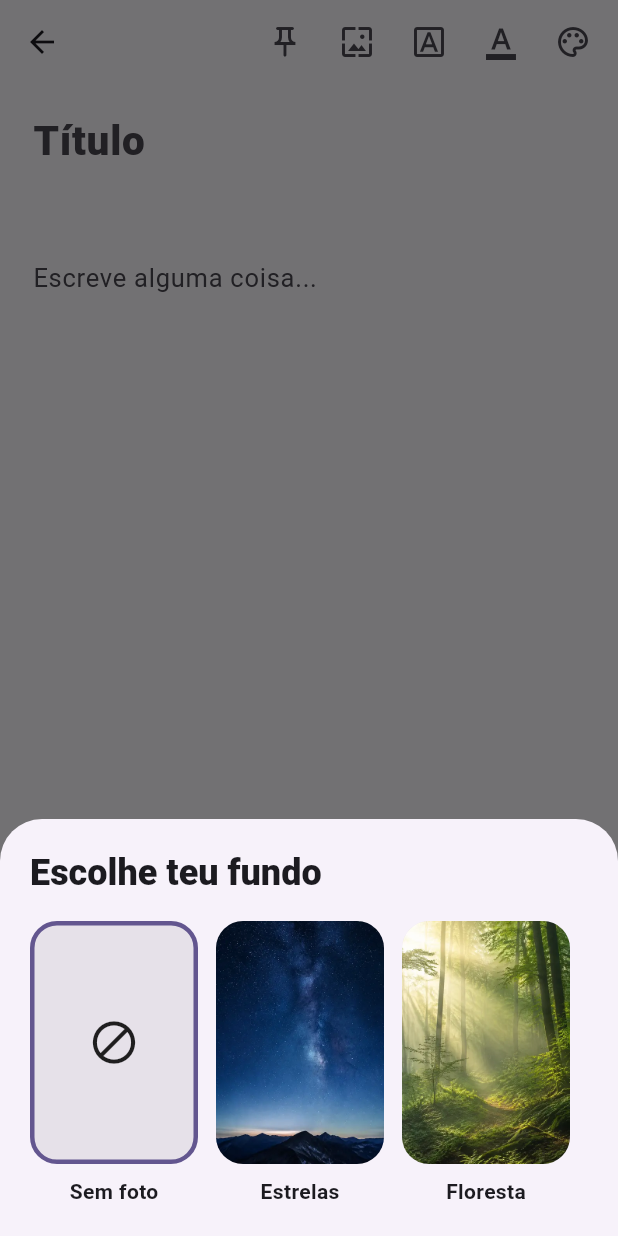
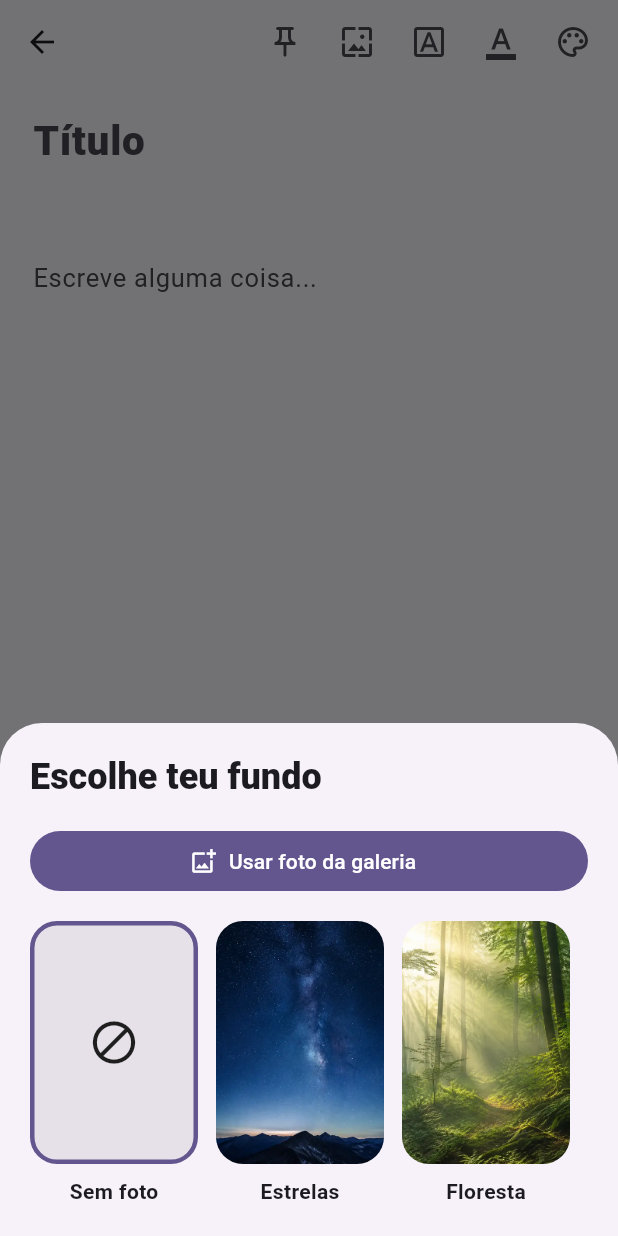
Before and after one commit to Jtcharizard/Noto-Bloco-de-notas, a Flutter app: the EditorPage screen opened directly with empty values, after a tap on the "now wallpaper" icon, on a phone screen of 412 x 824 dp. Run offline on Flutter 3.47's test engine with Material 3 defaults, Android fonts, the phone set to English and light mode, and no system bars; our stand-ins replace image_picker, shared_preferences; accounts and stored records are empty.

Commit message:
Permitir wallpaper próprio em cada nota

```diff
--- a/lib/main.dart
+++ b/lib/main.dart
@@ -1,12 +1,15 @@
 import 'dart:convert';
+import 'dart:io';
 import 'package:flutter/material.dart';
+import 'package:image_picker/image_picker.dart';
 import 'package:intl/intl.dart';
+import 'package:path_provider/path_provider.dart';
 import 'package:shared_preferences/shared_preferences.dart';
 
 void main() => runApp(const NotesApp());
 
 class Note {
-  Note({required this.id, required this.title, required this.body, required this.updatedAt, this.color = 0, this.pinned = false, this.wallpaper = 0, this.textColor = 0, this.font = 0});
+  Note({required this.id, required this.title, required this.body, required this.updatedAt, this.color = 0, this.pinned = false, this.wallpaper = 0, this.customWallpaper, this.textColor = 0, this.font = 0});
   final String id;
   String title;
   String body;
@@ -14,11 +17,19 @@ class Note {
   int color;
   bool pinned;
   int wallpaper;
+  String? customWallpaper;
   int textColor;
   int font;
 
-  Map<String, dynamic> toJson() => {'id': id, 'title': title, 'body': body, 'updatedAt': updatedAt.toIso8601String(), 'color': color, 'pinned': pinned, 'wallpaper': wallpaper, 'textColor': textColor, 'font': font};
-  factory Note.fromJson(Map<String, dynamic> j) => Note(id: j['id'], title: j['title'] ?? '', body: j['body'] ?? '', updatedAt: DateTime.parse(j['updatedAt']), color: j['color'] ?? 0, pinned: j['pinned'] ?? false, wallpaper: j['wallpaper'] ?? 0, textColor: j['textColor'] ?? 0, font: j['font'] ?? 0);
+  Map<String, dynamic> toJson() => {'id': id, 'title': title, 'body': body, 'updatedAt': updatedAt.toIso8601String(), 'color': color, 'pinned': pinned, 'wallpaper': wallpaper, 'customWallpaper': customWallpaper, 'textColor': textColor, 'font': font};
+  factory Note.fromJson(Map<String, dynamic> j) => Note(id: j['id'], title: j['title'] ?? '', body: j['body'] ?? '', updatedAt: DateTime.parse(j['updatedAt']), color: j['color'] ?? 0, pinned: j['pinned'] ?? false, wallpaper: j['wallpaper'] ?? 0, customWallpaper: j['customWallpaper'], textColor: j['textColor'] ?? 0, font: j['font'] ?? 0);
+}
+
+ImageProvider? wallpaperFor(Note note) {
+  final custom = note.customWallpaper;
+  if (custom != null && File(custom).existsSync()) return FileImage(File(custom));
+  if (note.wallpaper > 0) return AssetImage(WallpaperLayer.paths[note.wallpaper]);
+  return null;
 }
 
 class AppStore extends ChangeNotifier {
@@ -129,7 +140,8 @@ class NoteCard extends StatelessWidget {
   @override
   Widget build(BuildContext context) {
     final bg = note.color == 0 ? Theme.of(context).colorScheme.surfaceContainer : colors[note.color];
-    final automatic = note.wallpaper > 0 ? Colors.white : (note.color == 0 ? Theme.of(context).colorScheme.onSurface : Colors.black87);
+    final noteWallpaper = wallpaperFor(note);
+    final automatic = noteWallpaper != null ? Colors.white : (note.color == 0 ? Theme.of(context).colorScheme.onSurface : Colors.black87);
     final fg = note.textColor == 0 ? automatic : textColors[note.textColor];
     final family = AppStore.fontFamilies[note.font];
     return Card(
@@ -139,7 +151,7 @@ class NoteCard extends StatelessWidget {
       child: Ink(
         decoration: BoxDecoration(
           color: bg,
-          image: note.wallpaper == 0 ? null : DecorationImage(image: AssetImage(WallpaperLayer.paths[note.wallpaper]), fit: BoxFit.cover, colorFilter: ColorFilter.mode(Colors.black.withValues(alpha: .34), BlendMode.darken)),
+          image: noteWallpaper == null ? null : DecorationImage(image: noteWallpaper, fit: BoxFit.cover, colorFilter: ColorFilter.mode(Colors.black.withValues(alpha: .34), BlendMode.darken)),
         ),
         child: InkWell(
           onTap: onOpen,
@@ -174,6 +186,7 @@ class _EditorPageState extends State<EditorPage> {
   @override
   Widget build(BuildContext context) {
     final color = NoteCard.colors[widget.note.color];
+    final selectedWallpaper = wallpaperFor(widget.note);
     return PopScope(
       canPop: false,
       onPopInvokedWithResult: (didPop, result) {
@@ -266,9 +279,9 @@ class _EditorPageState extends State<EditorPage> {
           ],
         ),
         body: Container(
-          decoration: widget.note.wallpaper == 0 ? null : BoxDecoration(
+          decoration: selectedWallpaper == null ? null : BoxDecoration(
             image: DecorationImage(
-              image: AssetImage(WallpaperLayer.paths[widget.note.wallpaper]),
+              image: selectedWallpaper,
               fit: BoxFit.cover,
               colorFilter: ColorFilter.mode(Colors.black.withValues(alpha: .38), BlendMode.darken),
             ),
@@ -283,7 +296,7 @@ class _EditorPageState extends State<EditorPage> {
                 hintText: 'Título',
                 border: InputBorder.none,
               ),
-              style: TextStyle(fontSize: 27, fontWeight: FontWeight.w800, fontFamily: AppStore.fontFamilies[widget.note.font], color: widget.note.textColor == 0 ? (widget.note.wallpaper > 0 ? Colors.white : null) : NoteCard.textColors[widget.note.textColor]),
+              style: TextStyle(fontSize: 27, fontWeight: FontWeight.w800, fontFamily: AppStore.fontFamilies[widget.note.font], color: widget.note.textColor == 0 ? (selectedWallpaper != null ? Colors.white : null) : NoteCard.textColors[widget.note.textColor]),
             ),
             Expanded(
               child: TextField(
@@ -297,7 +310,7 @@ class _EditorPageState extends State<EditorPage> {
                   hintText: 'Escreve alguma coisa...',
                   border: InputBorder.none,
                 ),
-                style: TextStyle(fontSize: widget.store.fontSize, height: 1.55, fontFamily: AppStore.fontFamilies[widget.note.font], color: widget.note.textColor == 0 ? (widget.note.wallpaper > 0 ? Colors.white : null) : NoteCard.textColors[widget.note.textColor]),
+                style: TextStyle(fontSize: widget.store.fontSize, height: 1.55, fontFamily: AppStore.fontFamilies[widget.note.font], color: widget.note.textColor == 0 ? (selectedWallpaper != null ? Colors.white : null) : NoteCard.textColors[widget.note.textColor]),
               ),
             ),
           ]),
@@ -355,6 +368,17 @@ class WallpaperSheet extends StatelessWidget {
   const WallpaperSheet({super.key, required this.store, this.note});
   final AppStore store;
   final Note? note;
+  Future<void> _pickCustom(BuildContext context) async {
+    if (note == null) return;
+    final picked = await ImagePicker().pickImage(source: ImageSource.gallery, imageQuality: 88, maxWidth: 1800);
+    if (picked == null || !context.mounted) return;
+    final directory = await getApplicationDocumentsDirectory();
+    final saved = await File(picked.path).copy('${directory.path}/noto_wallpaper_${DateTime.now().microsecondsSinceEpoch}.jpg');
+    note!.customWallpaper = saved.path;
+    note!.wallpaper = 0;
+    await store.save();
+    if (context.mounted) Navigator.pop(context);
+  }
   static const names = [
     'Sem foto', 'Estrelas', 'Floresta', 'Oceano', 'Flores',
     'Aurora', 'Cachoeira', 'Cerejeiras', 'Lago alpino', 'Chuva', 'Nebulosa',
@@ -369,12 +393,23 @@ class WallpaperSheet extends StatelessWidget {
       child: Column(mainAxisSize: MainAxisSize.min, crossAxisAlignment: CrossAxisAlignment.start, children: [
         Text('Escolhe teu fundo', style: Theme.of(context).textTheme.headlineSmall?.copyWith(fontWeight: FontWeight.w800)),
         const SizedBox(height: 16),
+        if (note != null) ...[
+          SizedBox(
+            width: double.infinity,
+            child: FilledButton.icon(
+              onPressed: () => _pickCustom(context),
+              icon: const Icon(Icons.add_photo_alternate_outlined),
+              label: const Text('Usar foto da galeria'),
+            ),
+          ),
+          const SizedBox(height: 16),
+        ],
         SizedBox(height: 190, child: ListView.separated(
           scrollDirection: Axis.horizontal,
           itemCount: names.length,
           separatorBuilder: (_, __) => const SizedBox(width: 12),
           itemBuilder: (_, i) => GestureDetector(
-            onTap: () { if (note != null) { note!.wallpaper = i; store.save(); } else { store.wallpaper = i; store.save(); } Navigator.pop(context); },
+            onTap: () { if (note != null) { note!.wallpaper = i; note!.customWallpaper = null; store.save(); } else { store.wallpaper = i; store.save(); } Navigator.pop(context); },
             child: SizedBox(width: 112, child: Column(children: [
               Expanded(child: Container(
                 decoration: BoxDecoration(
--- a/pubspec.yaml
+++ b/pubspec.yaml
@@ -11,6 +11,8 @@ dependencies:
     sdk: flutter
   shared_preferences: ^2.3.2
   intl: ^0.19.0
+  image_picker: ^1.1.2
+  path_provider: ^2.1.5
 
 dev_dependencies:
   flutter_test:
```
Also changed, not shown: 1 other file.
